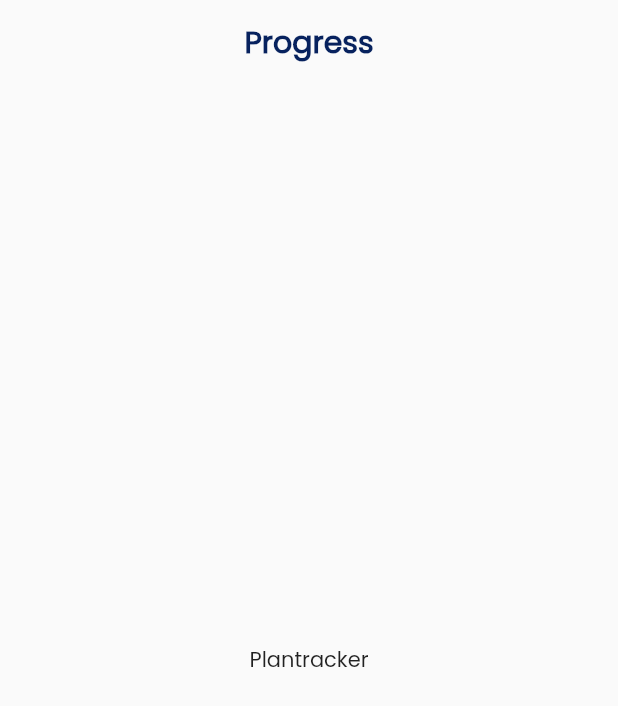
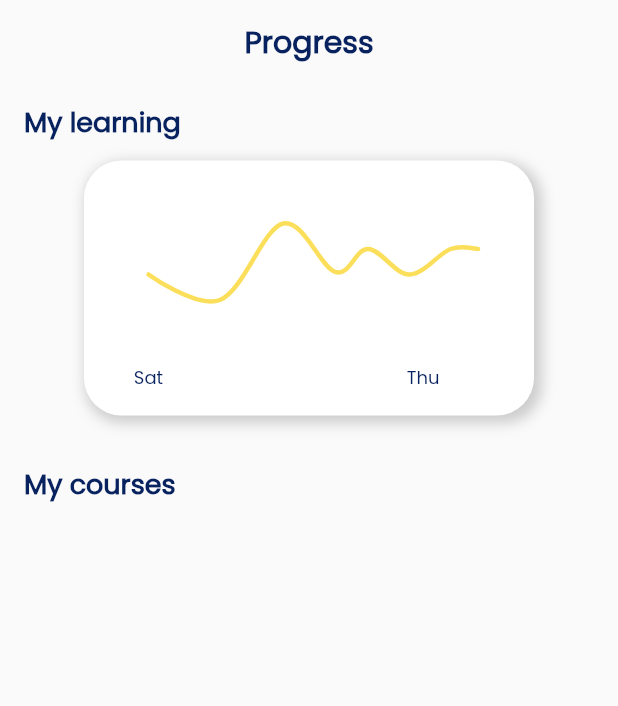
Before and after one commit to Waelahmed99/Edudito, a Flutter app: the ProgressPage screen opened directly, on a phone screen of 412 x 824 dp. Shown: the top 706 px of the screen. Run offline on Flutter 3.47's test engine with Material 2 defaults, Android fonts, the light colour scheme and no system bars; drawn by our look-alikes of fl_chart; our stand-ins replace cloud_firestore, firebase_auth, firebase_core, flutter_rating_bar, flutter_svg, google_sign_in and 1 more; accounts and stored records are empty.

Commit message:
Adding graph implementation

```diff
--- a/lib/screens/progress_page.dart
+++ b/lib/screens/progress_page.dart
@@ -1,3 +1,4 @@
+import 'package:Edudito/helpers/line_chart.dart';
 import 'package:Edudito/helpers/style_guide.dart';
 import 'package:flutter/material.dart';
 
@@ -20,8 +21,48 @@ class ProgressPage extends StatelessWidget {
           ),
         ),
       ),
-      body: Center(
-        child: Text('Plantracker'),
+      body: Container(
+        width: MediaQuery.of(context).size.width,
+        child: SingleChildScrollView(
+          child: Column(
+            crossAxisAlignment: CrossAxisAlignment.center,
+            children: [
+              SizedBox(height: 12),
+              Container(
+                alignment: Alignment.topLeft,
+                padding: EdgeInsets.only(left: 16),
+                child: Text(
+                  'My learning',
+                  style: TextStyle(
+                    color: StyleGuide.mainColor,
+                    fontWeight: FontWeight.w700,
+                    fontSize: 18,
+                  ),
+                ),
+              ),
+              SizedBox(height: 12),
+              Container(
+                width: 300,
+                height: 170,
+                child: LineChartSample2(),
+              ),
+              SizedBox(height: 32),
+              Container(
+                alignment: Alignment.topLeft,
+                padding: EdgeInsets.only(left: 16),
+                child: Text(
+                  'My courses',
+                  style: TextStyle(
+                    color: StyleGuide.mainColor,
+                    fontWeight: FontWeight.w700,
+                    fontSize: 18,
+                  ),
+                ),
+              ),
+              SizedBox(height: 12),
+            ],
+          ),
+        ),
       ),
     );
   }
```
